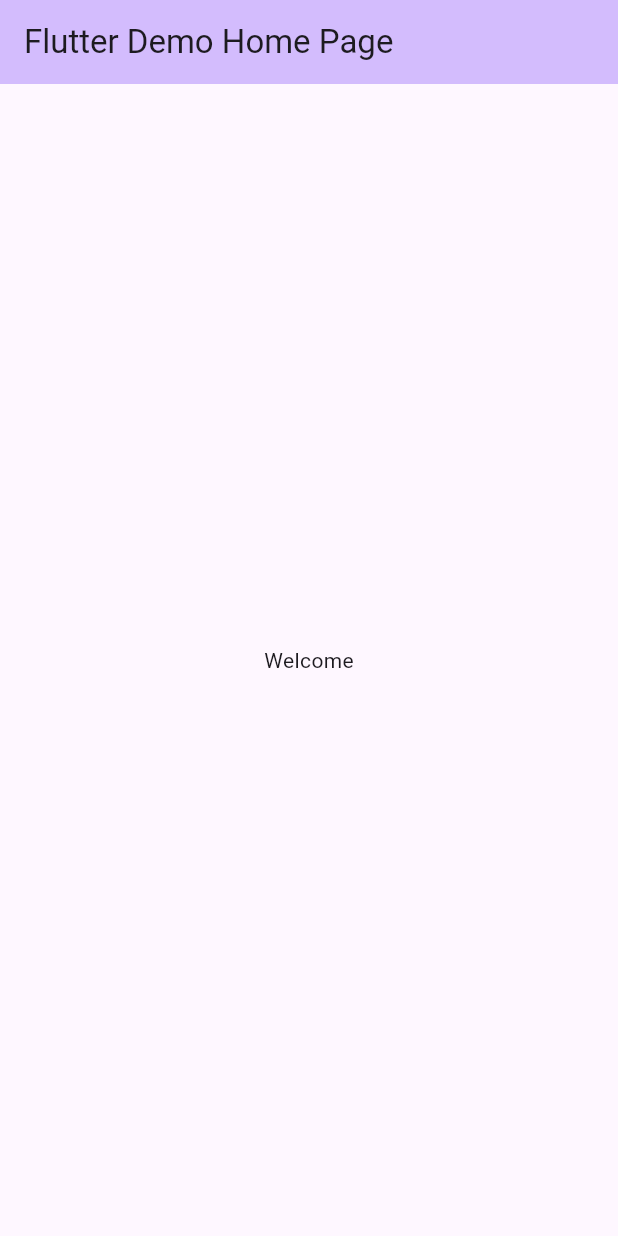
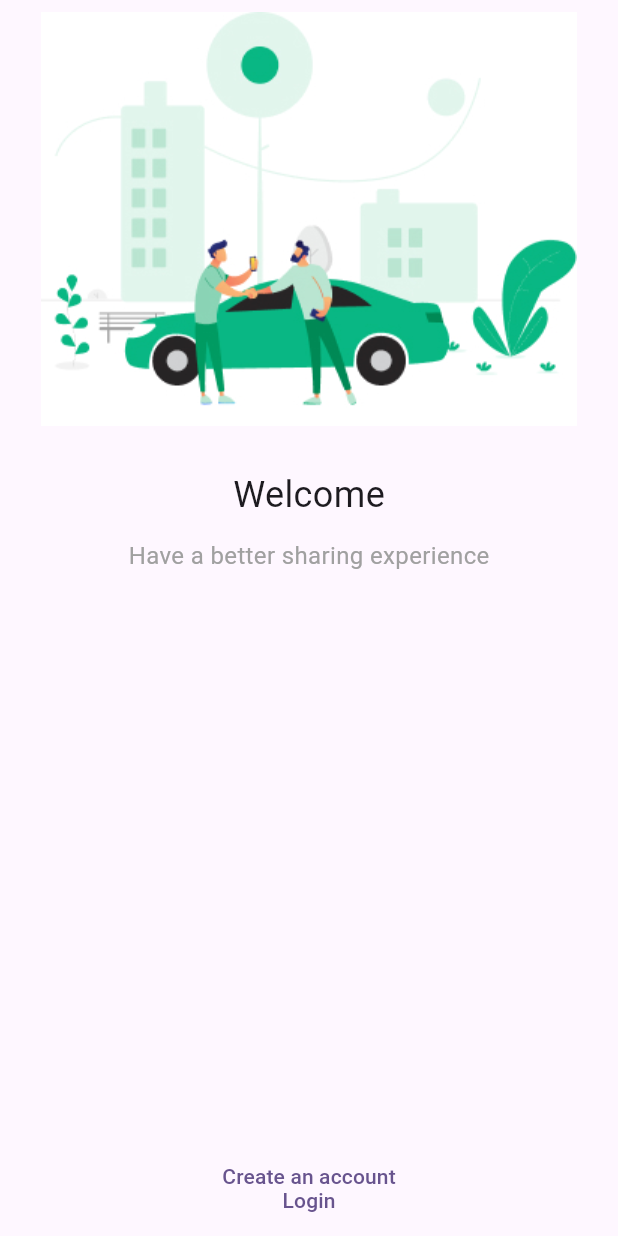
Before and after one commit to ALIRAZA17/EaseTour, a Flutter app: the screen it shows after launch, on a phone screen of 412 x 824 dp. Run offline on Flutter 3.47's test engine with Material 2 defaults, Android fonts, the phone set to English and light mode, and no system bars.

Commit message:
Prepared a skeleton for the app

```diff
--- a/lib/main.dart
+++ b/lib/main.dart
@@ -1,3 +1,4 @@
+import 'package:ease_tour/screens/welcome/ui_welcome_screen.dart';
 import 'package:flutter/material.dart';
 
 void main() {
@@ -15,7 +16,7 @@ class MyApp extends StatelessWidget {
         colorScheme: ColorScheme.fromSeed(seedColor: Colors.deepPurple),
         useMaterial3: true,
       ),
-      home: const MyHomePage(title: 'Flutter Demo Home Page'),
+      home: const WelcomeScreen(),
     );
   }
 }
--- /dev/null
+++ b/lib/screens/login/ui_login_screen.dart
@@ -0,0 +1,10 @@
+import 'package:flutter/material.dart';
+
+class LoginScreen extends StatelessWidget {
+  const LoginScreen({super.key});
+
+  @override
+  Widget build(BuildContext context) {
+    return Center();
+  }
+}
--- /dev/null
+++ b/lib/screens/welcome/ui_welcome_screen.dart
@@ -0,0 +1,67 @@
+import 'package:flutter/material.dart';
+
+class WelcomeScreen extends StatelessWidget {
+  const WelcomeScreen({super.key});
+
+  @override
+  Widget build(BuildContext context) {
+    return Scaffold(
+      body: SafeArea(
+        child: Stack(
+          children: [
+            Positioned.fill(
+              child: SingleChildScrollView(
+                child: Center(
+                  child: Column(
+                    children: [
+                      const SizedBox(
+                        height: 8,
+                      ),
+                      Padding(
+                          padding: const EdgeInsets.only(left: 18, right: 18),
+                          child:
+                              Image.asset('assets/images/welcome_screen.jpg')),
+                      const SizedBox(
+                        height: 29,
+                      ),
+                      const Text(
+                        "Welcome",
+                        style: TextStyle(fontSize: 24),
+                      ),
+                      const SizedBox(height: 12),
+                      const Text(
+                        "Have a better sharing experience",
+                        style: TextStyle(
+                          fontSize: 16,
+                          color: Color.fromRGBO(160, 160, 160, 1),
+                        ),
+                      ),
+                    ],
+                  ),
+                ),
+              ),
+            ),
+            Positioned(
+              left: 16,
+              right: 16,
+              bottom: 16,
+              child: TextButton(
+                child: const Text("Create an account"),
+                onPressed: () {},
+              ),
+            ),
+            Positioned(
+              left: 16,
+              right: 16,
+              bottom: 0,
+              child: TextButton(
+                child: const Text("Login"),
+                onPressed: () {},
+              ),
+            ),
+          ],
+        ),
+      ),
+    );
+  }
+}
--- a/pubspec.yaml
+++ b/pubspec.yaml
@@ -59,9 +59,8 @@ flutter:
   uses-material-design: true
 
   # To add assets to your application, add an assets section, like this:
-  # assets:
-  #   - images/a_dot_burr.jpeg
-  #   - images/a_dot_ham.jpeg
+  assets:
+    - assets/images/welcome_screen.jpg
 
   # An image asset can refer to one or more resolution-specific "variants", see
   # https://flutter.dev/assets-and-images/#resolution-aware
```
Also changed, not shown: assets/images/welcome_screen.jpg (added), lib/screens/signup/ui_signup_screen.dart (added).
